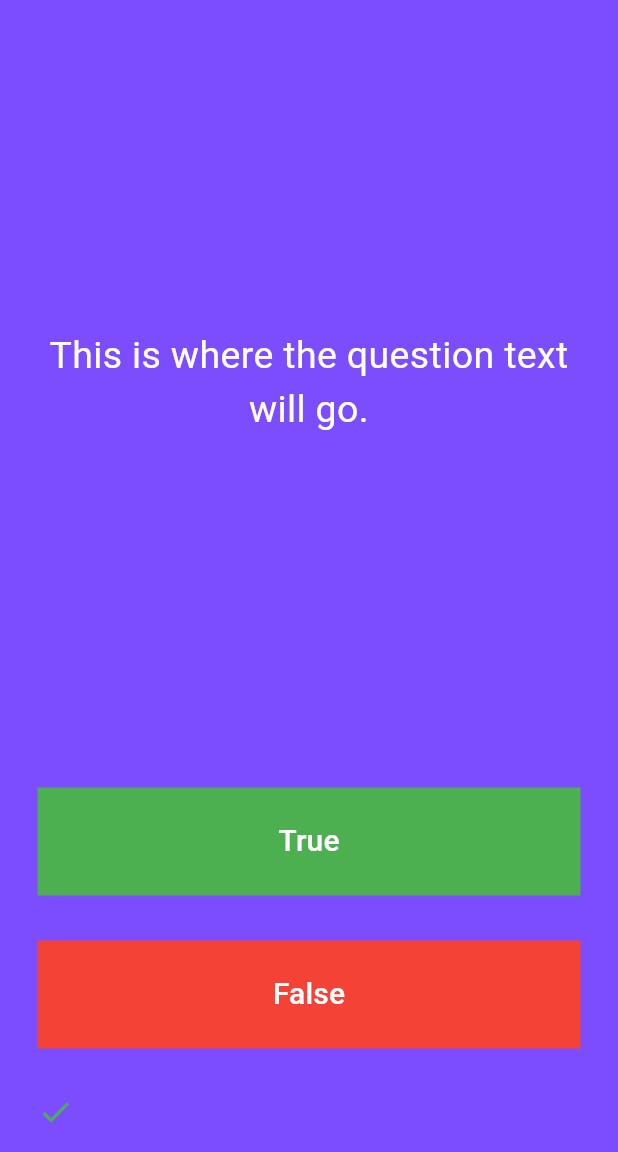
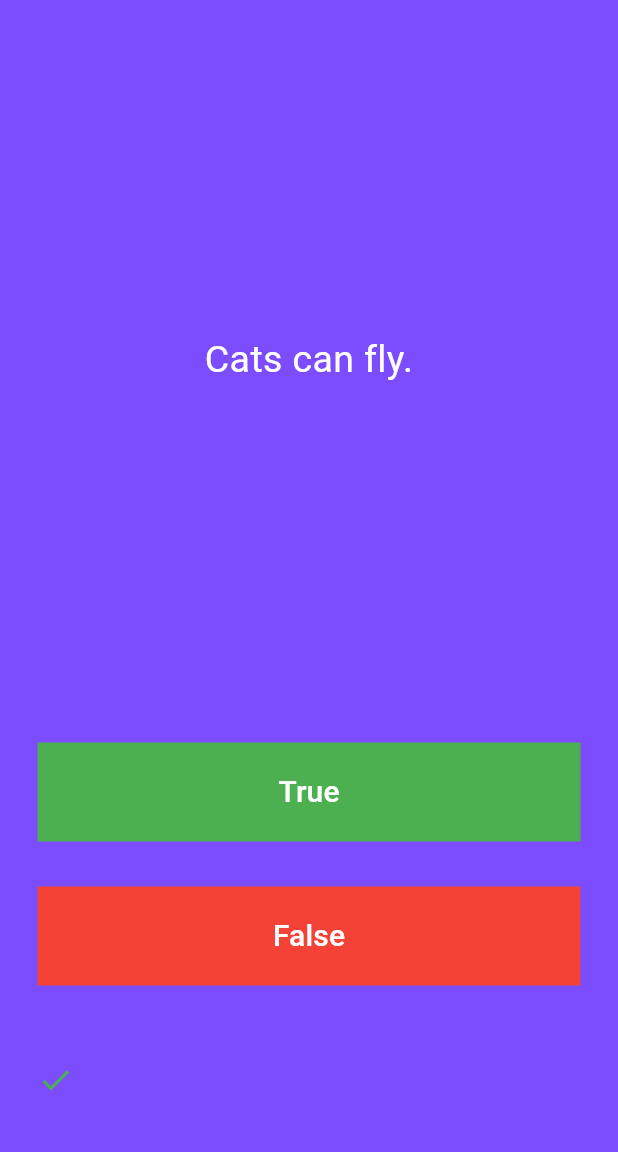
Before and after one commit to MineHope16/Flutter-Dev-Quiz-App, a Flutter app: the screen it shows after launch, after a tap on "True", on a phone screen of 412 x 824 dp, the part 84-1236 px from its top. Run offline on Flutter 3.47's test engine with Material 3 defaults, Android fonts, the phone set to English and light mode, and no system bars; our stand-ins replace rflutter_alert.

Commit message:
completed functionalities

```diff
--- a/lib/main.dart
+++ b/lib/main.dart
@@ -1,4 +1,8 @@
 import 'package:flutter/material.dart';
+import 'question_brain.dart';
+import 'package:rflutter_alert/rflutter_alert.dart';
+
+QuestionBrain quizBrain = QuestionBrain();
 
 void main() => runApp(QuizApp());
 
@@ -39,15 +43,50 @@ class QuizPage extends StatefulWidget {
 class _QuizPageState extends State<QuizPage> {
 
   List<Icon> scores = [];
+  int totalScore = 0;
 
-  List<String> questions = [
-    "Question A",
-    "Question B",
-    "Question C",
-    "Question D",
-    "Question E",
-    "Question F",
-  ];
+  void getScore(bool choosedAnswer) {
+    setState(() {
+      if (quizBrain.isFinished()) {
+        if (quizBrain.getQuestionAnswer() == choosedAnswer) {
+          scores.add(Icon(Icons.check, color: Colors.green,));
+          totalScore++;
+          quizBrain.nextQuestion();
+        }
+
+        else {
+          scores.add(Icon(Icons.close, color: Colors.red,));
+          quizBrain.nextQuestion();
+        }
+      }
+
+      else{
+        Alert(
+          context: context,
+          type: AlertType.success,
+          title: "Quiz Completed Sucessfully",
+          desc: "Your Score is $totalScore",
+          buttons: [
+            DialogButton(
+              onPressed: () {
+                setState(() {
+                  quizBrain.reset();
+                  scores.clear();
+                  totalScore = 0;
+                  Navigator.pop(context);
+                });
+              },
+              width: 120,
+              child: Text(
+                "Try Again",
+                style: TextStyle(color: Colors.white, fontSize: 20),
+              ),
+            )
+          ],
+        ).show();
+      }
+    });
+  }
 
   @override
   Widget build(BuildContext context) {
@@ -61,7 +100,7 @@ class _QuizPageState extends State<QuizPage> {
             padding: EdgeInsets.all(10.0),
             child: Center(
               child: Text(
-                'This is where the question text will go.',
+                quizBrain.getQuestionText(),
                 textAlign: TextAlign.center,
                 style: TextStyle(
                   fontSize: 25.0,
@@ -89,11 +128,7 @@ class _QuizPageState extends State<QuizPage> {
                 ),
               ),
               onPressed: () {
-                setState(() {
-                  scores.add(
-                      Icon(Icons.check, color: Colors.green)
-                  );
-                });
+                getScore(true);
               },
             ),
           ),
@@ -116,16 +151,21 @@ class _QuizPageState extends State<QuizPage> {
                 ),
               ),
               onPressed: () {
-                //The user picked false.
+                getScore(false);
               },
             ),
           ),
         ),
 
-        Padding(
-          padding: const EdgeInsets.all(15),
-          child: Row(
-            children: scores,
+        Expanded(
+          child: Padding(
+            padding: const EdgeInsets.all(15),
+            child: SingleChildScrollView(
+              scrollDirection: Axis.horizontal,
+              child: Row(
+                children: scores,
+              ),
+            ),
           ),
         ),
       ],
--- /dev/null
+++ b/lib/question_brain.dart
@@ -0,0 +1,41 @@
+import 'questions.dart';
+import 'package:rflutter_alert/rflutter_alert.dart';
+
+class QuestionBrain {
+  int _questionNumber = 0;
+  final List<Questions> _questionBank = [
+    Questions("The sky is blue.", true),
+    Questions("Cats can fly.", false),
+    Questions("The Earth is round.", true),
+    Questions("Fire is cold.", false),
+    Questions("Water boils at 100°C.", true),
+    Questions("Humans can breathe underwater without equipment.", false),
+    Questions("The capital of France is Paris.", true),
+    Questions("2 + 2 equals 5.", false),
+    Questions("The sun rises in the east.", true),
+    Questions("Bats are mammals.", true),
+  ];
+
+  bool isFinished() {
+    return _questionNumber < _questionBank.length - 1;
+  }
+
+  void reset() {
+    _questionNumber = 0;
+  }
+
+  void nextQuestion (){
+
+    if (_questionNumber < _questionBank.length - 1){
+      _questionNumber++;
+    }
+  }
+
+  String getQuestionText(){
+    return _questionBank[_questionNumber].questionText;
+  }
+
+  bool getQuestionAnswer () {
+    return _questionBank[_questionNumber].questionAnswer;
+  }
+}
--- /dev/null
+++ b/lib/questions.dart
@@ -0,0 +1,9 @@
+class Questions {
+  late String questionText;
+  late bool questionAnswer;
+
+  Questions(String a, bool b){
+    questionText = a;
+    questionAnswer = b;
+  }
+}
--- a/pubspec.yaml
+++ b/pubspec.yaml
@@ -34,6 +34,7 @@ dependencies:
   # The following adds the Cupertino Icons font to your application.
   # Use with the CupertinoIcons class for iOS style icons.
   cupertino_icons: ^1.0.8
+  rflutter_alert: ^2.0.7
 
 dev_dependencies:
   flutter_test:
```
Also changed, not shown: pubspec.lock.
